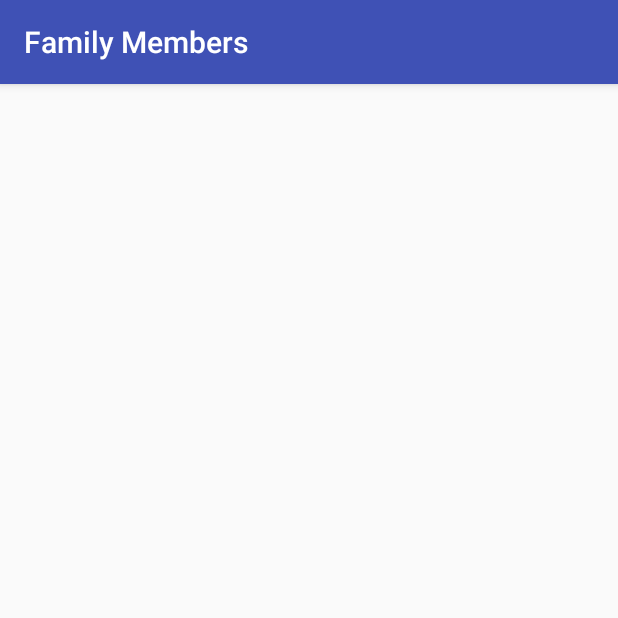
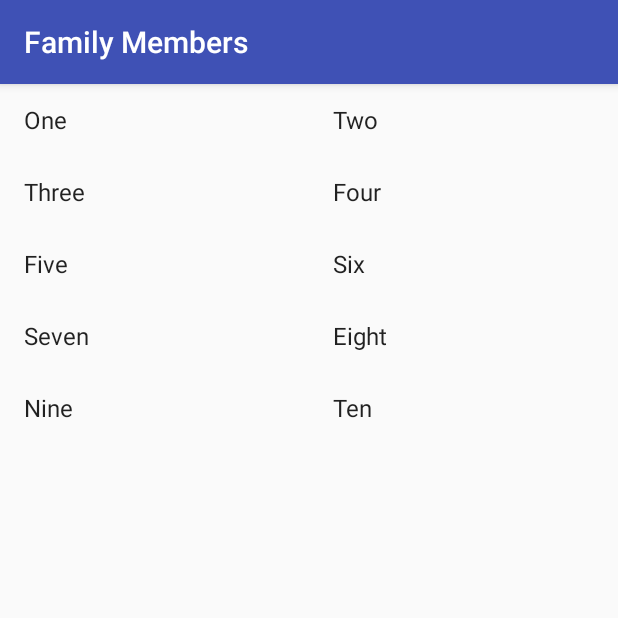
Before and after one commit to Vishal-V/Miwok, an Android app: the FamilyMembersActivity screen opened directly, with no data from a screen before it, on a phone screen of 412 x 824 dp, the top half of it. Run offline under Robolectric (Android 15) with nearby library versions, the phone set to English and light mode, and no system bars.

Commit message:
Added ArrayAdapters with Grids and Lists

```diff
--- a/app/src/main/java/com/example/android/miwok/FamilyMembersActivity.java
+++ b/app/src/main/java/com/example/android/miwok/FamilyMembersActivity.java
@@ -2,6 +2,11 @@ package com.example.android.miwok;
 
 import android.support.v7.app.AppCompatActivity;
 import android.os.Bundle;
+import android.widget.ArrayAdapter;
+import android.widget.GridView;
+import android.widget.ListAdapter;
+
+import java.util.ArrayList;
 
 public class FamilyMembersActivity extends AppCompatActivity {
 
@@ -9,5 +14,22 @@ public class FamilyMembersActivity extends AppCompatActivity {
     protected void onCreate(Bundle savedInstanceState) {
         super.onCreate(savedInstanceState);
         setContentView(R.layout.activity_family_members);
+
+        ArrayList<String> words = new ArrayList<String>();
+        words.add(0,"One");
+        words.add(1,"Two");
+        words.add(2,"Three");
+        words.add(3,"Four");
+        words.add(4,"Five");
+        words.add(5,"Six");
+        words.add(6,"Seven");
+        words.add(7,"Eight");
+        words.add(8,"Nine");
+        words.add(9,"Ten");
+
+        ArrayAdapter<String> gridAdapter = new ArrayAdapter<String>(this, android.R.layout.simple_list_item_1, words);
+        GridView griddy = (GridView) findViewById(R.id.list);
+        griddy.setAdapter(gridAdapter);
+
     }
 }
--- a/app/src/main/res/layout/activity_family_members.xml
+++ b/app/src/main/res/layout/activity_family_members.xml
@@ -6,4 +6,12 @@
     android:layout_height="match_parent"
     tools:context="com.example.android.miwok.FamilyMembersActivity">
 
+    <GridView xmlns:android="http://schemas.android.com/apk/res/android"
+        xmlns:tools="http://schemas.android.com/tools"
+        android:id="@+id/list"
+        android:orientation="vertical"
+        android:numColumns="2"
+        android:layout_width="match_parent"
+        android:layout_height="match_parent"
+        tools:context="com.example.android.miwok.NumbersActivity"/>
 </android.support.constraint.ConstraintLayout>
```
Also changed, not shown: app/src/main/java/com/example/android/miwok/NumbersActivity.java (+7 -7 lines), app/src/main/res/layout/activity_numbers.xml (+5 -7 lines).
